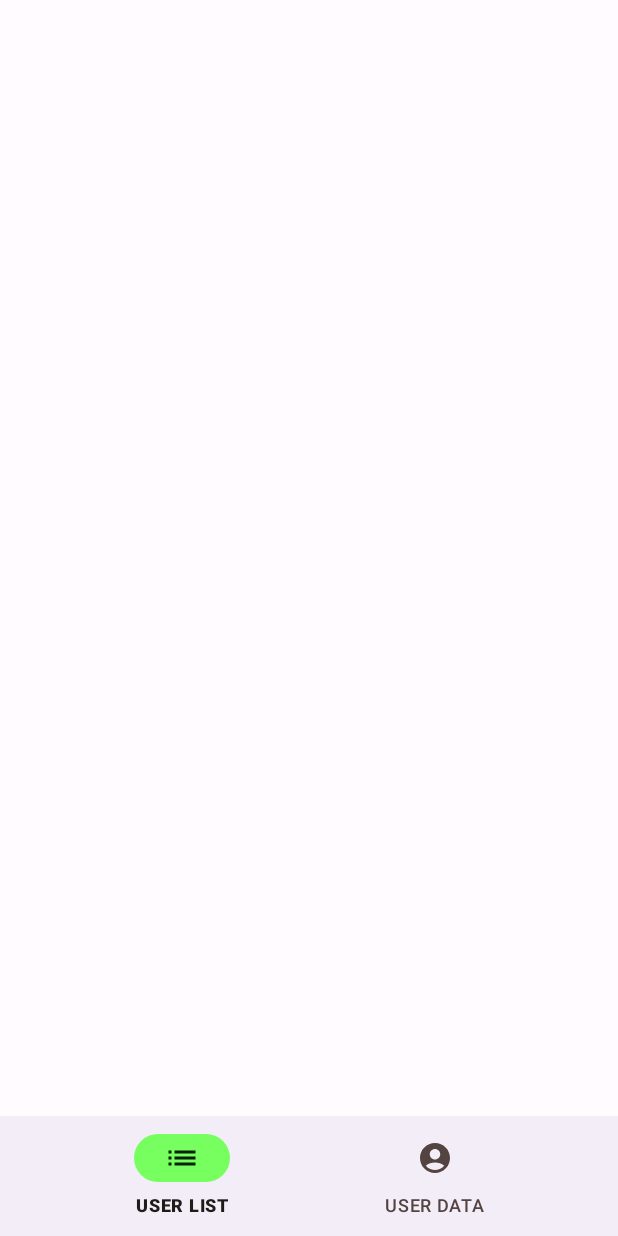
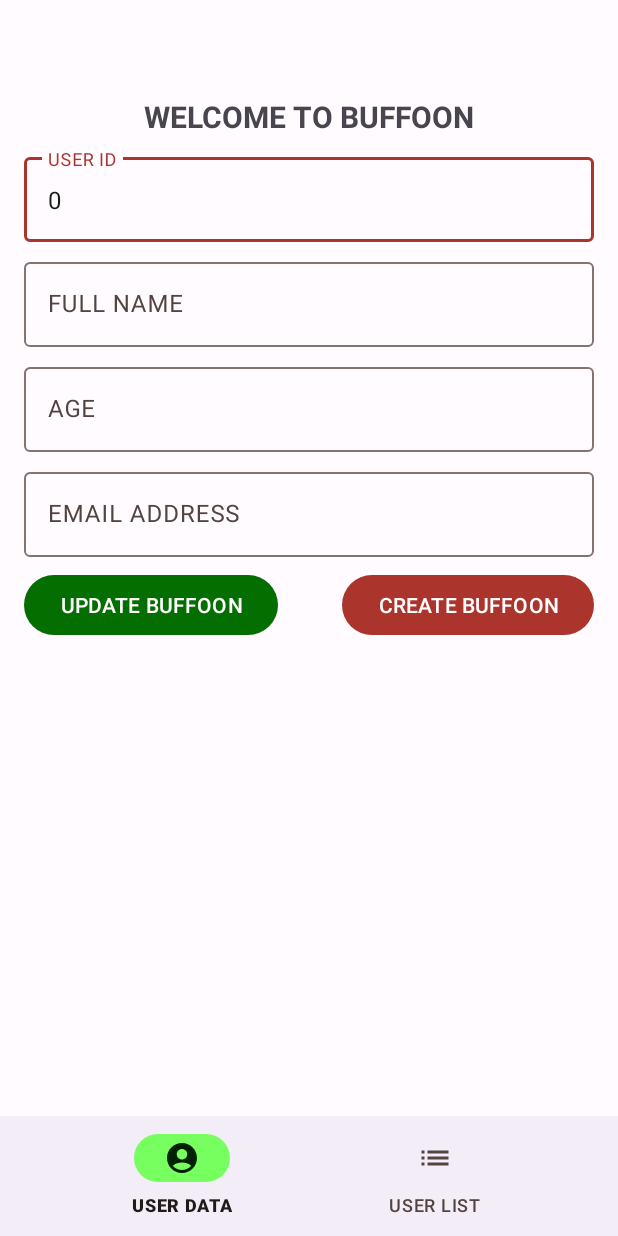
Before and after one commit to otsembo/BuffoonApp, an Android app: the screen it shows after launch (MainActivity), on a phone screen of 412 x 824 dp. Run offline under Robolectric (Android 15) with nearby library versions, the phone set to English and light mode, and no system bars; our stand-ins replace data binding, navigation-ui; 1 statement that could not run was skipped.

Commit message:
Tasks: Some tasks to be completed

```diff
--- a/app/src/main/AndroidManifest.xml
+++ b/app/src/main/AndroidManifest.xml
@@ -2,6 +2,8 @@
 <manifest xmlns:android="http://schemas.android.com/apk/res/android"
     xmlns:tools="http://schemas.android.com/tools"
     package="com.otsembo.buffoonapp">
+
+    <uses-permission android:name="android.permission.INTERNET"/>
 
     <application
         android:allowBackup="true"
--- a/app/src/main/java/com/otsembo/buffoonapp/AppBinders.kt
+++ b/app/src/main/java/com/otsembo/buffoonapp/AppBinders.kt
@@ -1,11 +1,18 @@
 package com.otsembo.buffoonapp
 
+import android.widget.EditText
 import android.widget.TextView
 import androidx.databinding.BindingAdapter
 import androidx.recyclerview.widget.RecyclerView
+import com.otsembo.buffoonapp.model.User
 import com.otsembo.buffoonapp.userlist.UserAdapter
 
 @BindingAdapter("numberData")
+fun EditText.setNumberData(id: Long) {
+    this.setText(id.toString())
+}
+
+@BindingAdapter("numberDataText")
 fun TextView.setNumberData(id: Long) {
     this.text = id.toString()
 }
@@ -14,3 +21,10 @@ fun TextView.setNumberData(id: Long) {
 fun RecyclerView.setUserData(userAdapter: UserAdapter) {
     this.adapter = userAdapter
 }
+
+@BindingAdapter("userList")
+fun RecyclerView.setUserDataFromList(userList: List<User>) {
+    val adapter = UserAdapter()
+    adapter.submitList(userList)
+    this.adapter = adapter
+}
--- a/app/src/main/java/com/otsembo/buffoonapp/MainActivity.kt
+++ b/app/src/main/java/com/otsembo/buffoonapp/MainActivity.kt
@@ -2,10 +2,23 @@ package com.otsembo.buffoonapp
 
 import androidx.appcompat.app.AppCompatActivity
 import android.os.Bundle
+import androidx.databinding.DataBindingUtil
+import androidx.navigation.fragment.NavHostFragment
+import androidx.navigation.ui.setupWithNavController
+import com.otsembo.buffoonapp.databinding.ActivityMainBinding
 
 class MainActivity : AppCompatActivity() {
+
+    private lateinit var binding: ActivityMainBinding
+
     override fun onCreate(savedInstanceState: Bundle?) {
         super.onCreate(savedInstanceState)
-        setContentView(R.layout.activity_main)
+        binding = DataBindingUtil.setContentView(this, R.layout.activity_main)
+
+        // set up bottom nav
+        val navHostFragment = supportFragmentManager.findFragmentById(R.id.navHost) as NavHostFragment
+        val navController = navHostFragment.navController
+        binding.bottomNav.setupWithNavController(navController)
+
     }
 }
--- /dev/null
+++ b/app/src/main/java/com/otsembo/buffoonapp/model/ServerResponse.kt
@@ -0,0 +1,6 @@
+package com.otsembo.buffoonapp.model
+
+data class ServerResponse(
+    val status: String,
+    val message: String
+)
--- a/app/src/main/res/layout/activity_main.xml
+++ b/app/src/main/res/layout/activity_main.xml
@@ -21,6 +21,8 @@
             app:layout_constraintBottom_toTopOf="@id/bottomNav"
             app:defaultNavHost="true"
             app:navGraph="@navigation/app_navigation"
+            android:id="@+id/navHost"
+            android:name="androidx.navigation.fragment.NavHostFragment"
             />
 
         <com.google.android.material.bottomnavigation.BottomNavigationView
--- a/app/src/main/res/layout/fragment_add_user.xml
+++ b/app/src/main/res/layout/fragment_add_user.xml
@@ -43,7 +43,7 @@
                 android:layout_height="wrap_content"
                 android:id="@+id/edtId"
                 android:inputType="number"
-                app:numberData="@={viewModel.userData.id}"/>
+                app:numberData="@{viewModel.userData.id}"/>
 
 
         </com.google.android.material.textfield.TextInputLayout>
@@ -91,7 +91,7 @@
                 android:layout_height="wrap_content"
                 android:id="@+id/edtAge"
                 android:inputType="number"
-                app:numberData="@={viewModel.userData.age}"/>
+                app:numberData="@{viewModel.userData.age}"/>
 
 
         </com.google.android.material.textfield.TextInputLayout>
--- a/app/src/main/res/layout/fragment_user_list.xml
+++ b/app/src/main/res/layout/fragment_user_list.xml
@@ -23,7 +23,7 @@
             app:layoutManager="androidx.recyclerview.widget.LinearLayoutManager"
             android:orientation="vertical"
             tools:listitem="@layout/user_item"
-            app:userAdapter="@{viewModel.userAdapter}"/>
+            app:userList="@{viewModel.userList}"/>
 
     </androidx.constraintlayout.widget.ConstraintLayout>
 </layout>
--- a/app/src/main/res/layout/user_item.xml
+++ b/app/src/main/res/layout/user_item.xml
@@ -29,7 +29,7 @@
                 android:textStyle="bold"
                 tools:text="@tools:sample/full_names"
                 android:id="@+id/txtID"
-                app:numberData="@{user.id}"/>
+                app:numberDataText="@{user.id}"/>
 
             <TextView
                 android:layout_width="wrap_content"
@@ -56,7 +56,7 @@
                 android:textStyle="bold"
                 tools:text="@tools:sample/full_names"
                 android:id="@+id/txtAge"
-                app:numberData="@{user.age}"/>
+                app:numberDataText="@{user.age}"/>
 
             <Button
                 android:layout_width="wrap_content"
--- a/app/src/main/res/menu/nav_menu.xml
+++ b/app/src/main/res/menu/nav_menu.xml
@@ -2,13 +2,13 @@
 <menu xmlns:android="http://schemas.android.com/apk/res/android">
 
     <item
-        android:id="@+id/fragmentUserList"
+        android:id="@+id/addUserFragment"
+        android:title="USER DATA"
+        android:icon="@drawable/ic_user_data"/>
+
+    <item
+        android:id="@+id/userListFragment"
         android:title="USER LIST"
         android:icon="@drawable/ic_list"/>
 
-    <item
-        android:id="@+id/fragmentAddUser"
-        android:title="USER DATA"
-        android:icon="@drawable/ic_user_data"/>
-
 </menu>
--- a/app/src/main/res/navigation/app_navigation.xml
+++ b/app/src/main/res/navigation/app_navigation.xml
@@ -1,6 +1,18 @@
 <?xml version="1.0" encoding="utf-8"?>
 <navigation xmlns:android="http://schemas.android.com/apk/res/android"
     xmlns:app="http://schemas.android.com/apk/res-auto"
-    android:id="@+id/app_navigation">
+    xmlns:tools="http://schemas.android.com/tools"
+    android:id="@+id/app_navigation"
+    app:startDestination="@id/addUserFragment">
 
+    <fragment
+        android:id="@+id/addUserFragment"
+        android:name="com.otsembo.buffoonapp.adduser.AddUserFragment"
+        android:label="AddUserFragment"
+        tools:layout="@layout/fragment_add_user"/>
+    <fragment
+        android:id="@+id/userListFragment"
+        android:name="com.otsembo.buffoonapp.userlist.UserListFragment"
+        android:label="UserListFragment"
+        tools:layout="@layout/fragment_user_list"/>
 </navigation>
```
Also changed, not shown: app/src/main/java/com/otsembo/buffoonapp/adduser/AddUserVM.kt (+18 -1 lines), app/src/main/java/com/otsembo/buffoonapp/network/NetworkUtils.kt (added, +22 -0 lines), app/src/main/java/com/otsembo/buffoonapp/network/UserService.kt (added, +20 -0 lines), app/src/main/java/com/otsembo/buffoonapp/userlist/UserListVM.kt (+13 -2 lines).
